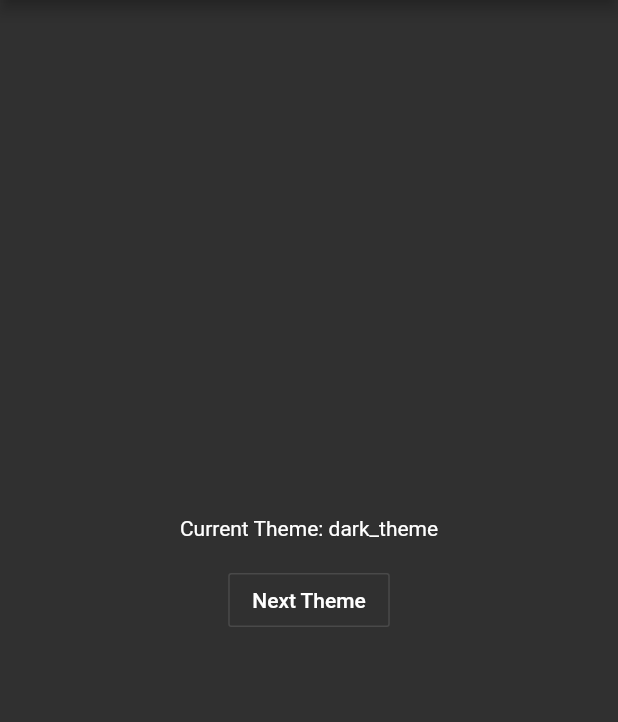
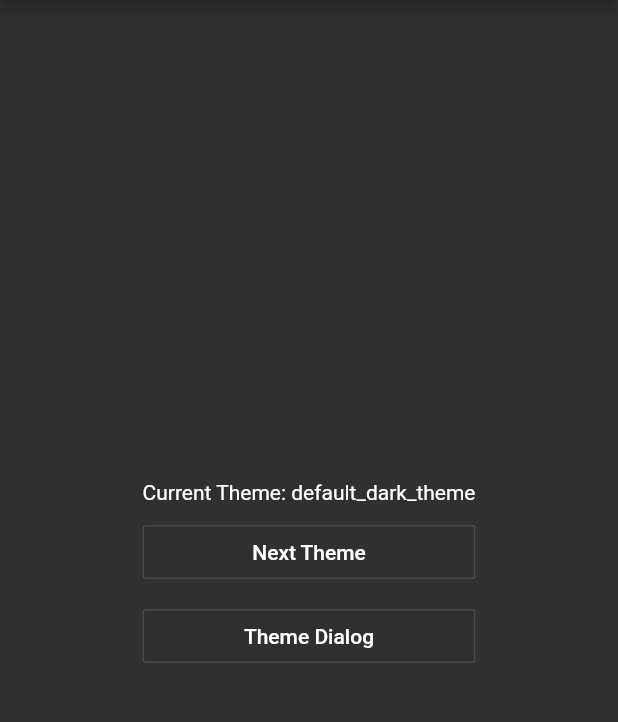
Before and after one commit to kdsuneraavinash/theme_provider, a Flutter app: the screen it shows after launch, after a tap on "Next Theme", on a phone screen of 412 x 824 dp, the part 84-806 px from its top. Run offline on Flutter 3.47's test engine with Material 2 defaults, Android fonts, the phone set to English and light mode, and no system bars.

```diff
--- a/example/lib/main.dart
+++ b/example/lib/main.dart
@@ -8,8 +8,9 @@ class MyApp extends StatelessWidget {
   Widget build(BuildContext context) {
     return ThemeProvider(
       themes: <AppTheme>[
-        AppTheme.light().copyWith(id: "light_theme"),
-        AppTheme.dark().copyWith(id: "dark_theme")
+        AppTheme.light(),
+        AppTheme.dark(),
+        customTheme(),
       ],
       builder: (context, theme) => MaterialApp(
             theme: theme,
@@ -19,6 +20,15 @@ class MyApp extends StatelessWidget {
   }
 }
 
+AppTheme customTheme() => AppTheme(
+      data: ThemeData(
+        accentColor: Colors.yellow,
+        primaryColor: Colors.red,
+      ),
+      id: "custom_theme",
+      description: "Light Theme w/ Red",
+    );
+
 class HomePage extends StatelessWidget {
   @override
   Widget build(BuildContext context) {
@@ -27,22 +37,33 @@ class HomePage extends StatelessWidget {
         title: Text("Example App"),
       ),
       body: Center(
+        child: IntrinsicWidth(
           child: Column(
+            crossAxisAlignment: CrossAxisAlignment.stretch,
             mainAxisAlignment: MainAxisAlignment.center,
             children: <Widget>[
               Padding(
-              padding: const EdgeInsets.all(8.0),
+                padding: const EdgeInsets.all(4.0),
                 child: Text(
                     "Current Theme: ${ThemeProvider.controllerOf(context).currentThemeId}"),
               ),
               Padding(
-              padding: const EdgeInsets.all(8.0),
+                padding: const EdgeInsets.all(4.0),
                 child: OutlineButton(
                   child: Text("Next Theme"),
                   onPressed: ThemeProvider.controllerOf(context).nextTheme,
                 ),
               ),
+              Padding(
+                padding: const EdgeInsets.all(4.0),
+                child: OutlineButton(
+                  child: Text("Theme Dialog"),
+                  onPressed: () => showDialog(
+                      context: context, builder: (_) => ThemeDialog()),
+                ),
+              ),
             ],
+          ),
         ),
       ),
     );
```
Also changed, not shown: example/pubspec.lock, lib/theme_provider.dart (line endings or trailing spaces), next.gif (added), record.gif (deleted), select.gif (added), 2 other files. Lines whose indentation alone changed are shown as unchanged.
